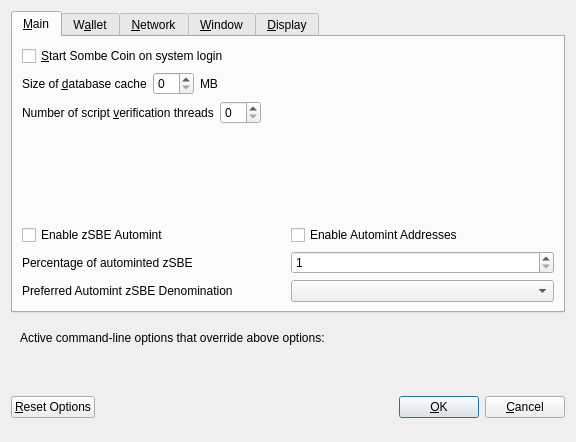
The window that src/qt/forms/optionsdialog.ui (unixteam2020/po) describes before a commit, drawn with Qt 5.
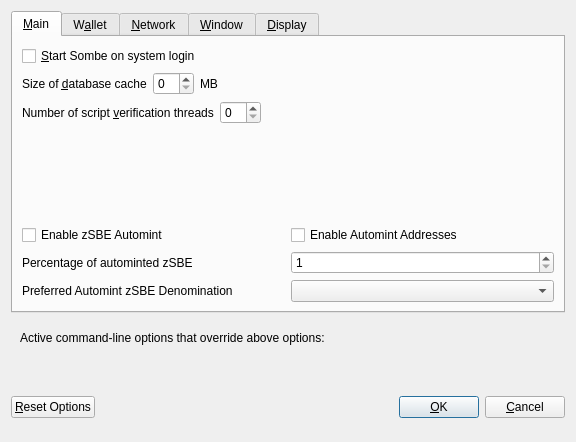
The same window after the commit. Custom widgets are drawn as their Qt base class.

Commit message: fix sombe coin to sombe

Patch:
```diff
--- a/src/qt/forms/optionsdialog.ui
+++ b/src/qt/forms/optionsdialog.ui
@@ -33,7 +33,7 @@
           <string>Automatically start Sombe Coin after logging in to the system.</string>
          </property>
          <property name="text">
-          <string>&amp;Start Sombe Coin on system login</string>
+          <string>&amp;Start Sombe on system login</string>
          </property>
         </widget>
        </item>
```
Left out of the diff: 2 changed lines with no effect on the pictures. The commit also changes 445 other files.
